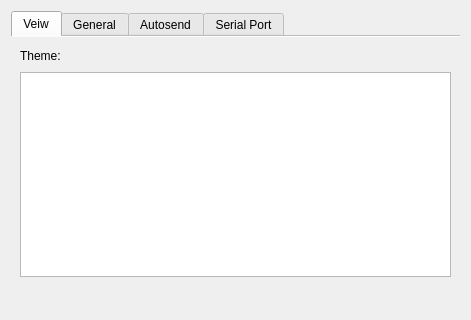
Old version of the form generalsettingdialog.ui in the repository mishkoLitvin/L_Aries-progect; both pictures show x 0 to 471 and y 0 to 320 of the 471 by 562 pixel window.
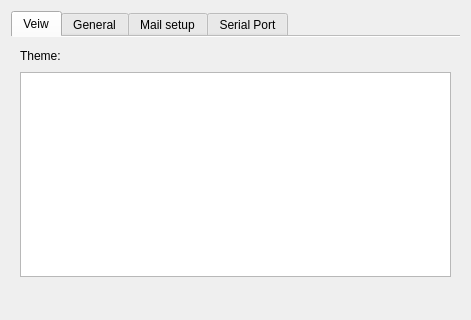
New version of the form. The open tabs and pages were chosen to show the change. Icons and pictures are not drawn.

```diff
--- a/generalsettingdialog.ui
+++ b/generalsettingdialog.ui
@@ -324,7 +324,7 @@
         <normaloff>:/new/icons/icons/mail.png</normaloff>:/new/icons/icons/mail.png</iconset>
       </attribute>
       <attribute name="title">
-       <string>Autosend</string>
+       <string>Mail setup</string>
       </attribute>
       <layout class="QGridLayout" name="gridLayout_3">
        <item row="0" column="0">
```
Left out of the diff: 4 changed lines with no effect on the pictures.
